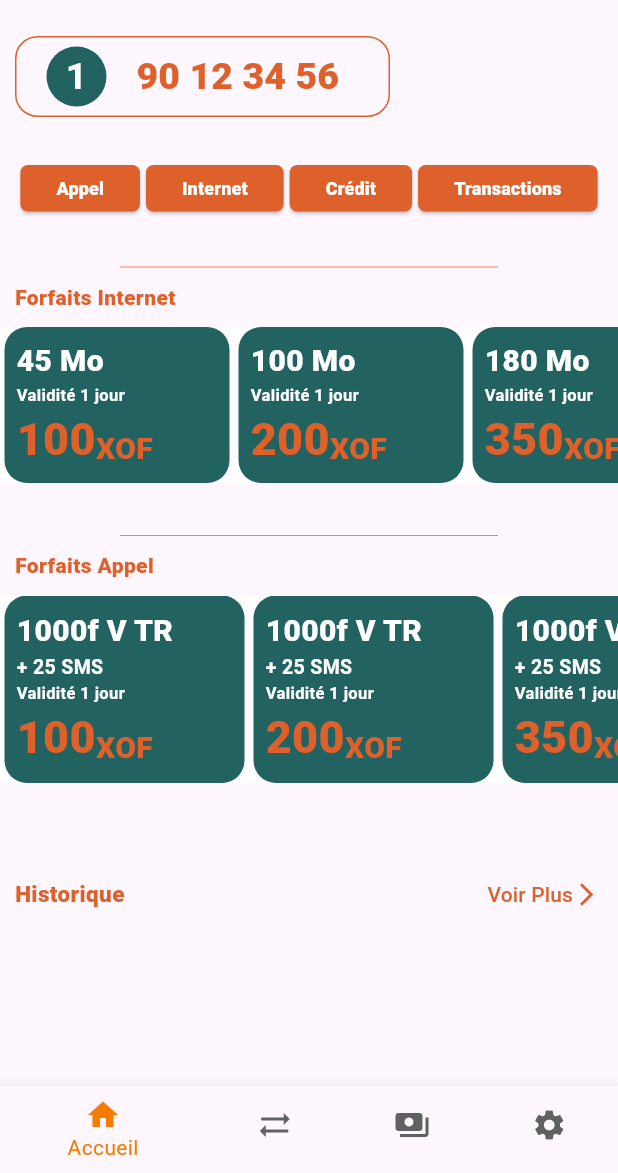
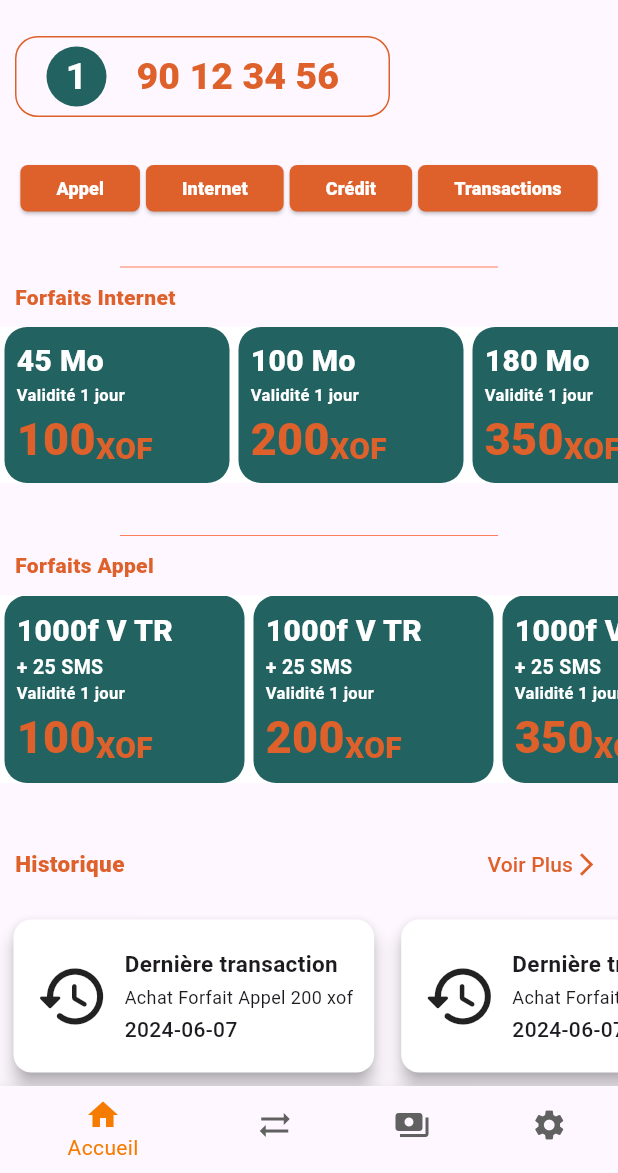
Before and after one commit to MyriadeAdm/ussd_app, a Flutter app: the screen it shows after launch, on a phone screen of 412 x 824 dp, the part 63-1236 px from its top. Run offline on Flutter 3.47's test engine with Material 3 defaults, Android fonts, the light colour scheme and no system bars.

Commit message:
home terminé

```diff
--- /dev/null
+++ b/lib/constants.dart
@@ -0,0 +1,34 @@
+import 'package:flutter/material.dart';
+import 'package:ussd_app/forfait_appel.dart';
+import 'package:ussd_app/forfait_internet.dart';
+import 'package:ussd_app/historique.dart';
+
+class Constants {
+  static const Color COLOR_1= Color.fromRGBO(222, 97, 43, 5);
+  static const Color COLOR_2= Color.fromRGBO(34, 98, 97, 1);
+
+  static final List<ForfaitInternet> FORFAIT_INTERNET = [
+    ForfaitInternet('45 Mo', 'Validité 1 jour', '100'),
+    ForfaitInternet('100 Mo', 'Validité 1 jour', '200'),
+    ForfaitInternet('180 Mo', 'Validité 1 jour', '350'),
+    ForfaitInternet('180 Mo', 'Validité 1 jour', '350'),
+    ForfaitInternet('180 Mo', 'Validité 1 jour', '350'),
+  ];
+
+  static final List<ForfaitAppel> FORFAIT_APPEL = [
+    ForfaitAppel('1000f V TR', '25 SMS', 'Validité 1 jour', '100'),
+    ForfaitAppel('1000f V TR', '25 SMS', 'Validité 1 jour', '200'),
+    ForfaitAppel('1000f V TR', '25 SMS', 'Validité 1 jour', '350'),
+    ForfaitAppel('1000f V TR', '25 SMS', 'Validité 1 jour', '600'),
+    ForfaitAppel('1000f V TR', '25 SMS', 'Validité 1 jour', '1000'),
+  ];
+
+
+  static final List<Historique> HISTORIQUE = [
+    Historique('Forfait Appel', '200 xof', DateTime.now().toString().substring(0,10)),
+    Historique('Forfait Appel', '1000 xof', DateTime.now().toString().substring(0,10)),
+    Historique('Forfait Internet', '200 xof', DateTime.now().toString().substring(0,10)),
+    Historique('Forfait Appel', '200 xof', DateTime.now().toString().substring(0,10)),
+    Historique('Forfait Appel', '200 xof', DateTime.now().toString().substring(0,10)),
+  ];
+}
--- /dev/null
+++ b/lib/historique.dart
@@ -0,0 +1,8 @@
+class Historique {
+  String typeForfait;
+  String montantForfait;
+  String dateTime;
+
+  Historique(this.typeForfait, this.montantForfait, this.dateTime);
+
+}
--- a/lib/home.dart
+++ b/lib/home.dart
@@ -1,8 +1,6 @@
 import 'package:flutter/foundation.dart';
 import 'package:flutter/material.dart';
-import 'package:ussd_app/forfait_internet.dart';
-
-import 'forfait_appel.dart';
+import 'package:ussd_app/constants.dart';
 
 class MyHomePage extends StatefulWidget {
   const MyHomePage({super.key});
@@ -13,21 +11,6 @@ class MyHomePage extends StatefulWidget {
 
 class _MyHomePageState extends State<MyHomePage> {
   int _selectedIndex = 0;
-
-  final List<ForfaitInternet> _forfaitsInternet = [
-    ForfaitInternet('45 Mo', 'Validité 1 jour', '100'),
-    ForfaitInternet('100 Mo', 'Validité 1 jour', '200'),
-    ForfaitInternet('180 Mo', 'Validité 1 jour', '350'),
-    ForfaitInternet('180 Mo', 'Validité 1 jour', '350'),
-    ForfaitInternet('180 Mo', 'Validité 1 jour', '350'),
-  ];
-  final List<ForfaitAppel> _forfaitsAppel = [
-    ForfaitAppel('1000f V TR', '25 SMS', 'Validité 1 jour', '100'),
-    ForfaitAppel('1000f V TR', '25 SMS', 'Validité 1 jour', '200'),
-    ForfaitAppel('1000f V TR', '25 SMS', 'Validité 1 jour', '350'),
-    ForfaitAppel('1000f V TR', '25 SMS', 'Validité 1 jour', '600'),
-    ForfaitAppel('1000f V TR', '25 SMS', 'Validité 1 jour', '1000'),
-  ];
 
   void _onItemTapped(int index) {
     setState(() {
@@ -53,7 +36,7 @@ class _MyHomePageState extends State<MyHomePage> {
                   width: 250,
                   decoration: BoxDecoration(
                     border: Border.all(
-                      color: const Color.fromRGBO(222, 97, 43, 1),
+                      color: Constants.COLOR_1,
                     ),
                     borderRadius: const BorderRadius.all(Radius.circular(15)),
                   ),
@@ -67,7 +50,7 @@ class _MyHomePageState extends State<MyHomePage> {
                           width: 40,
                           decoration: const ShapeDecoration(
                             shape: CircleBorder(),
-                            color: Color.fromRGBO(34, 98, 97, 1),
+                            color: Constants.COLOR_2,
                           ),
                           child: TextButton(
                             onPressed: () {},
@@ -86,7 +69,7 @@ class _MyHomePageState extends State<MyHomePage> {
                           child: Text(
                             '90 12 34 56',
                             style: TextStyle(
-                              color: Color.fromRGBO(222, 97, 43, 1),
+                              color: Constants.COLOR_1,
                               fontSize: 25,
                               fontWeight: FontWeight.w800,
                               letterSpacing: 0.05,
@@ -115,7 +98,7 @@ class _MyHomePageState extends State<MyHomePage> {
                       child: ElevatedButton(
                         style: ElevatedButton.styleFrom(
                             backgroundColor:
-                                const Color.fromRGBO(222, 97, 43, 5),
+                                Constants.COLOR_1,
                             shape: RoundedRectangleBorder(
                                 borderRadius: BorderRadius.circular(5.0))),
                         onPressed: () {
@@ -138,7 +121,7 @@ class _MyHomePageState extends State<MyHomePage> {
                       child: ElevatedButton(
                         style: ElevatedButton.styleFrom(
                             backgroundColor:
-                                const Color.fromRGBO(222, 97, 43, 5),
+                                Constants.COLOR_1,
                             shape: RoundedRectangleBorder(
                                 borderRadius: BorderRadius.circular(5.0))),
                         onPressed: () {
@@ -161,7 +144,7 @@ class _MyHomePageState extends State<MyHomePage> {
                       child: ElevatedButton(
                         style: ElevatedButton.styleFrom(
                             backgroundColor:
-                                const Color.fromRGBO(222, 97, 43, 5),
+                                Constants.COLOR_1,
                             shape: RoundedRectangleBorder(
                                 borderRadius: BorderRadius.circular(5.0))),
                         onPressed: () {
@@ -184,7 +167,7 @@ class _MyHomePageState extends State<MyHomePage> {
                       child: ElevatedButton(
                         style: ElevatedButton.styleFrom(
                             backgroundColor:
-                                const Color.fromRGBO(222, 97, 43, 5),
+                                Constants.COLOR_1,
                             shape: RoundedRectangleBorder(
                                 borderRadius: BorderRadius.circular(5.0))),
                         onPressed: () {
@@ -226,7 +209,7 @@ class _MyHomePageState extends State<MyHomePage> {
                   'Forfaits Internet',
                   style: TextStyle(
                       fontWeight: FontWeight.w900,
-                      color: Color.fromRGBO(222, 97, 43, 5)),
+                      color: Constants.COLOR_1),
                 ),
               ],
             ),
@@ -242,9 +225,9 @@ class _MyHomePageState extends State<MyHomePage> {
                 //=========================debut de megas et etc....
                 child: ListView.builder(
                   scrollDirection: Axis.horizontal,
-                  itemCount: _forfaitsInternet.length,
+                  itemCount: Constants.FORFAIT_INTERNET.length,
                   itemBuilder: (BuildContext context, int index) {
-                    final item = _forfaitsInternet[index];
+                    final item = Constants.FORFAIT_INTERNET[index];
 
                     return Padding(
                       padding: const EdgeInsets.symmetric(
@@ -252,7 +235,7 @@ class _MyHomePageState extends State<MyHomePage> {
                       child: Container(
                         decoration: BoxDecoration(
                           borderRadius: BorderRadius.circular(15),
-                          color: const Color.fromRGBO(34, 98, 97, 1),
+                          color: Constants.COLOR_2,
                         ),
                         width: 150,
                         child: Padding(
@@ -283,14 +266,14 @@ class _MyHomePageState extends State<MyHomePage> {
                                     style: const TextStyle(
                                         fontWeight: FontWeight.w900,
                                         fontSize: 30,
-                                        color: Color.fromRGBO(222, 97, 43, 5)),
+                                        color: Constants.COLOR_1),
                                   ),
                                   const Text(
                                     'XOF',
                                     style: TextStyle(
                                         fontWeight: FontWeight.w900,
                                         fontSize: 20,
-                                        color: Color.fromRGBO(222, 97, 43, 5)),
+                                        color: Constants.COLOR_1),
                                   ),
                                 ],
                               ),
@@ -325,7 +308,7 @@ class _MyHomePageState extends State<MyHomePage> {
                   'Forfaits Appel',
                   style: TextStyle(
                       fontWeight: FontWeight.w900,
-                      color: Color.fromRGBO(222, 97, 43, 5)),
+                      color: Constants.COLOR_1),
                 ),
               ],
             ),
@@ -341,9 +324,9 @@ class _MyHomePageState extends State<MyHomePage> {
                 //=========================debut des forfaits appels et etc....
                 child: ListView.builder(
                   scrollDirection: Axis.horizontal,
-                  itemCount: _forfaitsAppel.length,
+                  itemCount: Constants.FORFAIT_APPEL.length,
                   itemBuilder: (BuildContext context, int index) {
-                    final item = _forfaitsAppel[index];
+                    final item = Constants.FORFAIT_APPEL[index];
 
                     return Padding(
                       padding: const EdgeInsets.symmetric(
@@ -351,7 +334,7 @@ class _MyHomePageState extends State<MyHomePage> {
                       child: Container(
                         decoration: BoxDecoration(
                           borderRadius: BorderRadius.circular(15),
-                          color: const Color.fromRGBO(34, 98, 97, 1),
+                          color: Constants.COLOR_2,
                         ),
                         width: 160,
                         child: Padding(
@@ -389,14 +372,14 @@ class _MyHomePageState extends State<MyHomePage> {
                                     style: const TextStyle(
                                         fontWeight: FontWeight.w900,
                                         fontSize: 30,
-                                        color: Color.fromRGBO(222, 97, 43, 5)),
+                                        color: Constants.COLOR_1),
                                   ),
                                   const Text(
                                     'XOF',
                                     style: TextStyle(
                                         fontWeight: FontWeight.w900,
                                         fontSize: 20,
-                                        color: Color.fromRGBO(222, 97, 43, 5)),
+                                        color: Constants.COLOR_1),
                                   ),
                                 ],
                               ),
@@ -415,7 +398,7 @@ class _MyHomePageState extends State<MyHomePage> {
             //==============================Section Historique transaction [D]============================
 
             const SizedBox(
-              height: 50,
+              height: 30,
             ),
 
             const Row(
@@ -426,27 +409,97 @@ class _MyHomePageState extends State<MyHomePage> {
                   style: TextStyle(
                       fontWeight: FontWeight.w900,
                       fontSize: 15,
-                      color: Color.fromRGBO(222, 97, 43, 5)),
+                      color: Constants.COLOR_1),
                 ),
                 Spacer(),
                 TextButton(
                     onPressed: null,
                     child: Row(
                       children: [
-                        Text('Voir Plus',
-                          style: TextStyle(color: Color.fromRGBO(222, 97, 43, 5) ),),
-                        Icon(Icons.arrow_forward_ios_sharp, size: 18, color: Color.fromRGBO(222, 97, 43, 5),),
+                        Text(
+                          'Voir Plus',
+                          style:
+                              TextStyle(color: Constants.COLOR_1),
+                        ),
+                        Icon(
+                          Icons.arrow_forward_ios_sharp,
+                          size: 18,
+                          color: Constants.COLOR_1,
+                        ),
                       ],
                     ))
               ],
             ),
 
             const SizedBox(
-              height: 10,
+              height: 4,
+            ),
+
+            SizedBox(
+              height: 120,
+              child: Center(
+                // ============================== Row Historiques ===============================
+                child: ListView.builder(
+                  scrollDirection: Axis.horizontal,
+                  itemCount: Constants.HISTORIQUE.length,
+                  itemBuilder: (BuildContext context, int index) {
+                    final item = Constants.HISTORIQUE[index];
+
+                    return Padding(
+                      padding: const EdgeInsets.all(5),
+                      child: Card(
+                        elevation: 5,
+                        shadowColor: Colors.grey,
+                        color: Colors.white,
+                        child: Padding(
+                          padding: const EdgeInsets.all(14),
+                          child: Row(
+
+                            children: [
+                              const Icon(Icons.history_rounded, size: 50,),
+                              const SizedBox(
+                                width: 10,
+                              ),
+                              Column(
+                                crossAxisAlignment: CrossAxisAlignment.start,
+                                mainAxisAlignment: MainAxisAlignment.center,
+                                children: [
+                                  const Text('Dernière transaction',
+                                    style: TextStyle(
+                                      fontWeight: FontWeight.w700,
+                                      fontSize: 15,
+                                    ),),
+                                    const SizedBox(
+                                    height: 3,
+                                  ),
+                                  Text('Achat ${item.typeForfait} ${item.montantForfait}',
+                                    style: const TextStyle(
+                                      fontSize: 12,
+                                    ),),
+                                  const SizedBox(
+                                    height: 3,
+                                  ),
+                                  Text(item.dateTime,
+                                    style: const TextStyle(
+                                      fontSize: 14,
+                                      fontWeight: FontWeight.w500,
+                                    ),),
+                                ],
+                              )
+                            ],
+                          ),
+                        ),
+                      ),
+                    );
+                  },
+                ),
+              ),
             ),
           ],
         ),
       ),
+
+
       bottomNavigationBar: BottomNavigationBar(
         items: const <BottomNavigationBarItem>[
           BottomNavigationBarItem(
```
